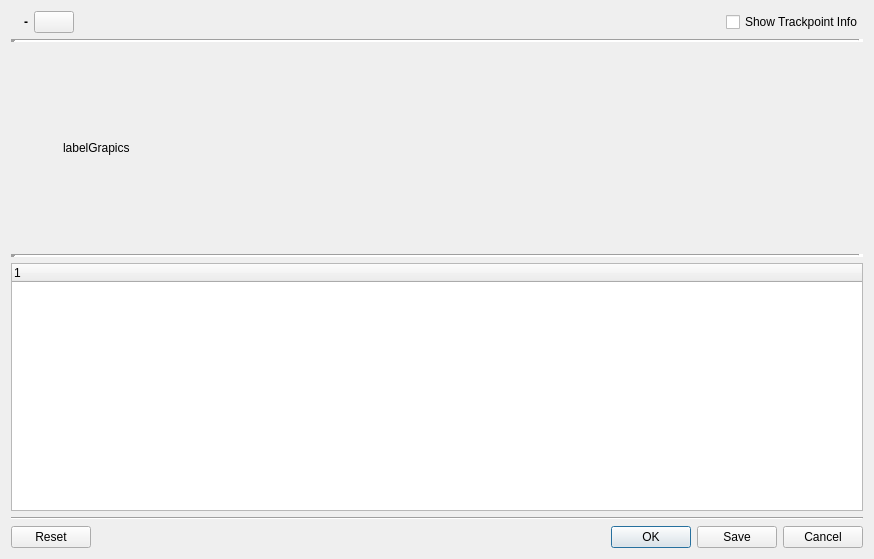
Above: src/qmapshack/gis/trk/IFitDataDialog.ui from kkarsten62/qmapshack before the change. Below: the same form after it.
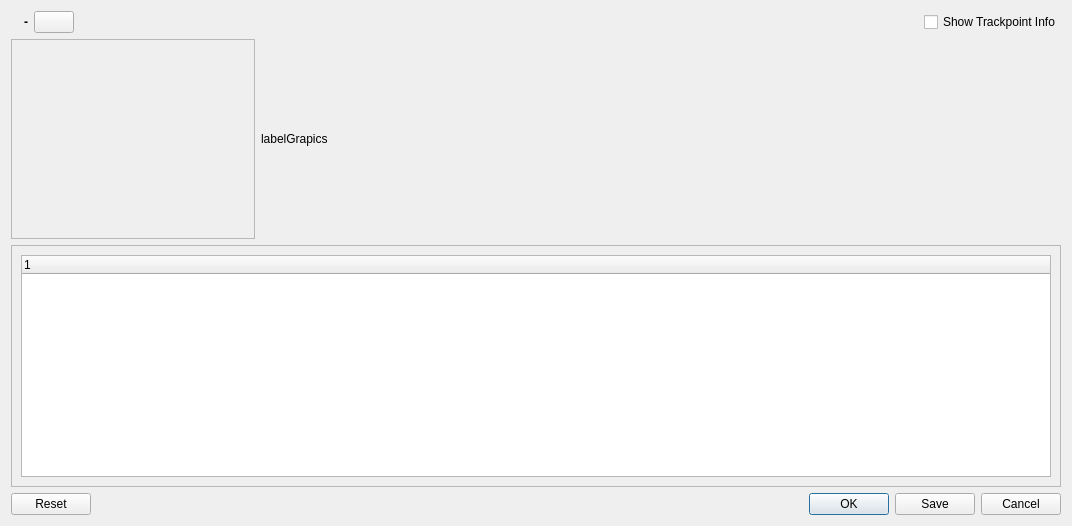
That is the form after the change. Icons and pictures are not drawn.

Commit message:
Adapt FitDialog when treeTable row is selected
- Show values in miv area

Changes to be committed:
	modified:   src/qmapshack/gis/trk/CFitDataDialog.cpp
	modified:   src/qmapshack/gis/trk/CFitDataDialog.h
	modified:   src/qmapshack/gis/trk/IFitDataDialog.ui

The edit to the form file:
```diff
--- a/src/qmapshack/gis/trk/IFitDataDialog.ui
+++ b/src/qmapshack/gis/trk/IFitDataDialog.ui
@@ -6,81 +6,15 @@
    <rect>
     <x>0</x>
     <y>0</y>
-    <width>874</width>
-    <height>559</height>
+    <width>1072</width>
+    <height>526</height>
    </rect>
   </property>
   <property name="windowTitle">
    <string>Show FIT data</string>
   </property>
-  <layout class="QGridLayout" name="gridLayout">
-   <item row="7" column="0">
-    <widget class="QDialogButtonBox" name="buttonBox">
-     <property name="toolTip">
-      <string/>
-     </property>
-     <property name="layoutDirection">
-      <enum>Qt::LayoutDirection::LeftToRight</enum>
-     </property>
-     <property name="orientation">
-      <enum>Qt::Orientation::Horizontal</enum>
-     </property>
-     <property name="standardButtons">
-      <set>QDialogButtonBox::StandardButton::Cancel|QDialogButtonBox::StandardButton::Ok|QDialogButtonBox::StandardButton::Reset|QDialogButtonBox::StandardButton::Save</set>
-     </property>
-    </widget>
-   </item>
-   <item row="2" column="0">
-    <layout class="QHBoxLayout" name="hLayValuesAndImage">
-     <item>
-      <layout class="QGridLayout" name="gridLayoutMiv"/>
-     </item>
-     <item>
-      <spacer name="horizontalSpacer_2">
-       <property name="orientation">
-        <enum>Qt::Orientation::Horizontal</enum>
-       </property>
-       <property name="sizeHint" stdset="0">
-        <size>
-         <width>40</width>
-         <height>20</height>
-        </size>
-       </property>
-      </spacer>
-     </item>
-     <item>
-      <widget class="QLabel" name="labelGraphics">
-       <property name="minimumSize">
-        <size>
-         <width>800</width>
-         <height>200</height>
-        </size>
-       </property>
-       <property name="text">
-        <string>labelGrapics</string>
-       </property>
-      </widget>
-     </item>
-    </layout>
-   </item>
-   <item row="4" column="0">
-    <widget class="Line" name="lineMiddle">
-     <property name="lineWidth">
-      <number>5</number>
-     </property>
-     <property name="orientation">
-      <enum>Qt::Orientation::Horizontal</enum>
-     </property>
-    </widget>
-   </item>
-   <item row="6" column="0">
-    <widget class="Line" name="lineBottom">
-     <property name="orientation">
-      <enum>Qt::Orientation::Horizontal</enum>
-     </property>
-    </widget>
-   </item>
-   <item row="0" column="0">
+  <layout class="QVBoxLayout" name="verticalLayout">
+   <item>
     <layout class="QHBoxLayout" name="hLayHeader">
      <item>
       <widget class="QLabel" name="labelIcon">
@@ -147,29 +81,91 @@
      </item>
     </layout>
    </item>
-   <item row="5" column="0">
-    <widget class="QTreeWidget" name="treeTable">
-     <property name="sortingEnabled">
-      <bool>false</bool>
+   <item>
+    <layout class="QHBoxLayout" name="horizontalLayout_3">
+     <item>
+      <widget class="QFrame" name="frameMiv">
+       <property name="minimumSize">
+        <size>
+         <width>200</width>
+         <height>0</height>
+        </size>
+       </property>
+       <property name="frameShape">
+        <enum>QFrame::Shape::StyledPanel</enum>
+       </property>
+       <property name="frameShadow">
+        <enum>QFrame::Shadow::Raised</enum>
+       </property>
+       <layout class="QHBoxLayout" name="horizontalLayout_2">
+        <item>
+         <layout class="QGridLayout" name="gridLayoutMiv"/>
+        </item>
+       </layout>
+      </widget>
+     </item>
+     <item>
+      <widget class="QLabel" name="labelGraphics">
+       <property name="minimumSize">
+        <size>
+         <width>800</width>
+         <height>200</height>
+        </size>
+       </property>
+       <property name="text">
+        <string>labelGrapics</string>
+       </property>
+      </widget>
+     </item>
+    </layout>
+   </item>
+   <item>
+    <widget class="QFrame" name="frameTreeTable">
+     <property name="minimumSize">
+      <size>
+       <width>0</width>
+       <height>100</height>
+      </size>
      </property>
-     <property name="wordWrap">
-      <bool>true</bool>
+     <property name="frameShape">
+      <enum>QFrame::Shape::StyledPanel</enum>
      </property>
-     <column>
-      <property name="text">
-       <string notr="true">1</string>
-      </property>
-     </column>
+     <property name="frameShadow">
+      <enum>QFrame::Shadow::Raised</enum>
+     </property>
+     <layout class="QHBoxLayout" name="horizontalLayout">
+      <item>
+       <widget class="QTreeWidget" name="treeTable">
+        <property name="sortingEnabled">
+         <bool>false</bool>
+        </property>
+        <property name="wordWrap">
+         <bool>true</bool>
+        </property>
+        <column>
+         <property name="text">
+          <string notr="true">1</string>
+         </property>
+        </column>
+       </widget>
+      </item>
+     </layout>
     </widget>
    </item>
-   <item row="1" column="0">
-    <widget class="Line" name="lineTop">
-     <property name="lineWidth">
-      <number>5</number>
+   <item>
+    <widget class="QDialogButtonBox" name="buttonBox">
+     <property name="toolTip">
+      <string/>
+     </property>
+     <property name="layoutDirection">
+      <enum>Qt::LayoutDirection::LeftToRight</enum>
      </property>
      <property name="orientation">
       <enum>Qt::Orientation::Horizontal</enum>
      </property>
+     <property name="standardButtons">
+      <set>QDialogButtonBox::StandardButton::Cancel|QDialogButtonBox::StandardButton::Ok|QDialogButtonBox::StandardButton::Reset|QDialogButtonBox::StandardButton::Save</set>
+     </property>
     </widget>
    </item>
   </layout>
```
The commit also changes 2 other files.
